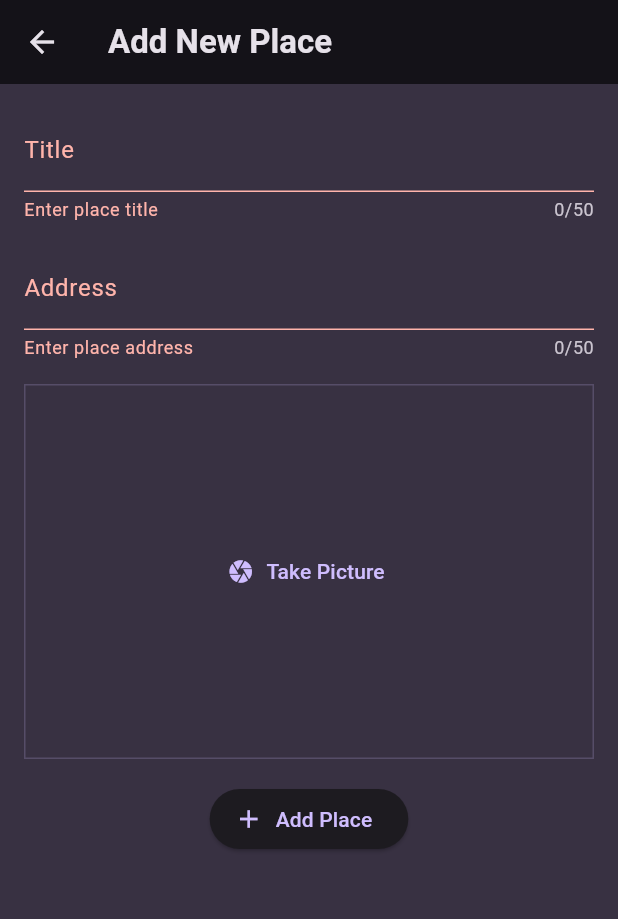
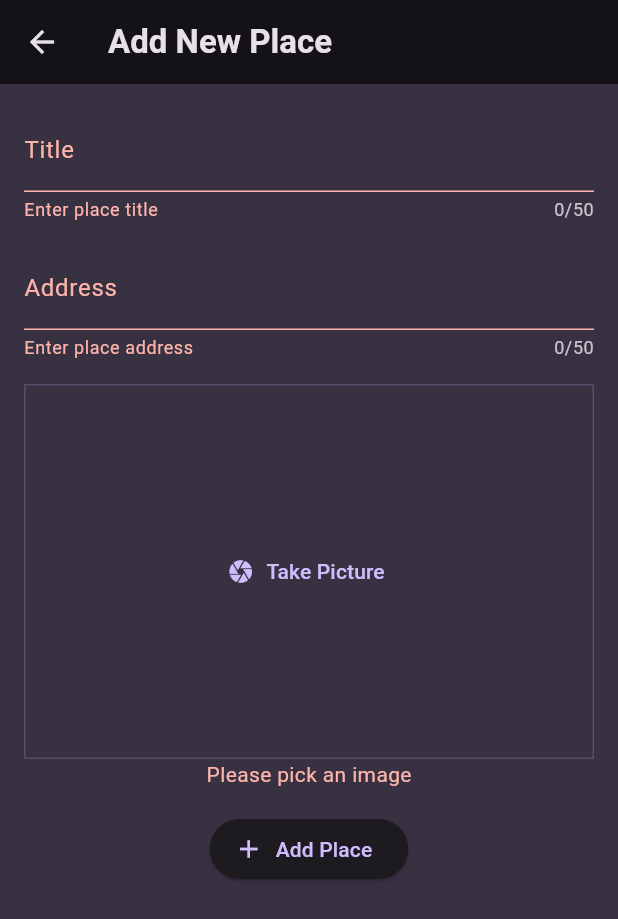
Before and after one commit to lcd11001/flutter-favorite-places, a Flutter app: the NewPlaceScreen screen opened directly, after a tap on "Add Place", on a phone screen of 412 x 824 dp. Shown: the top 919 px of the screen. Run offline on Flutter 3.47's test engine with Material 3 defaults, Android fonts, the phone set to English and light mode, and no system bars; our stand-ins replace cached_network_image, flutter_riverpod, freezed_annotation, google_fonts, image_picker, riverpod_annotation and 1 more; generated files the repository leaves out were written again; network calls fail.

Commit message:
+ image form input

```diff
--- a/lib/screens/new_place_screen.dart
+++ b/lib/screens/new_place_screen.dart
@@ -1,10 +1,12 @@
+import 'dart:io';
+
 import 'package:flutter/material.dart';
 import 'package:flutter_riverpod/flutter_riverpod.dart';
 
 import 'package:favorite_places/models/place.dart';
 import 'package:favorite_places/providers/places_provider.dart';
 
-import 'package:favorite_places/widgets/image_input.dart';
+import 'package:favorite_places/widgets/image_form_input.dart';
 import 'package:favorite_places/widgets/place_text_field.dart';
 
 class NewPlaceScreen extends ConsumerStatefulWidget {
@@ -18,6 +20,7 @@ class _NewPlaceScreenState extends ConsumerState<NewPlaceScreen> {
   final _formKey = GlobalKey<FormState>();
   final _titleController = TextEditingController();
   final _addressController = TextEditingController();
+  File? _pickedImage;
   bool _isSaving = false;
 
   @override
@@ -54,7 +57,17 @@ class _NewPlaceScreenState extends ConsumerState<NewPlaceScreen> {
                   maxLength: 50,
                 ),
                 const SizedBox(height: 16),
-                ImageInput(),
+                ImageFormInput(
+                  onPickedImage: (image) {
+                    _pickedImage = image;
+                  },
+                  validator: (image) {
+                    if (image == null) {
+                      return 'Please pick an image';
+                    }
+                    return null;
+                  },
+                ),
                 const SizedBox(height: 16),
                 ElevatedButton.icon(
                   icon: _isSaving
--- /dev/null
+++ b/lib/widgets/image_form_input.dart
@@ -0,0 +1,43 @@
+import 'dart:io';
+
+import 'package:favorite_places/widgets/image_input.dart';
+import 'package:flutter/material.dart';
+
+class ImageFormInput extends FormField<File> {
+  final void Function(File pickedImage) onPickedImage;
+
+  ImageFormInput({
+    super.key,
+    super.validator,
+    super.onSaved,
+    super.restorationId,
+    required this.onPickedImage,
+  }) : super(
+          initialValue: null,
+          enabled: true,
+          autovalidateMode: AutovalidateMode.disabled,
+          builder: (FormFieldState<File> state) {
+            final textTheme = Theme.of(state.context).textTheme;
+            final colorScheme = Theme.of(state.context).colorScheme;
+            debugPrint('ImageFormInput state: ${state.hasError}');
+
+            return Column(
+              children: [
+                ImageInput(
+                  onPickedImage: (image) {
+                    state.didChange(image);
+                    onPickedImage(image);
+                  },
+                ),
+                if (state.hasError)
+                  Text(
+                    state.errorText!,
+                    style: textTheme.bodyMedium!.copyWith(
+                      color: colorScheme.error,
+                    ),
+                  ),
+              ],
+            );
+          },
+        );
+}
--- a/lib/widgets/image_input.dart
+++ b/lib/widgets/image_input.dart
@@ -1,10 +1,13 @@
 import 'dart:io';
 
+import 'package:flutter/foundation.dart';
 import 'package:flutter/material.dart';
 import 'package:image_picker/image_picker.dart';
 
 class ImageInput extends StatefulWidget {
-  const ImageInput({super.key});
+  final void Function(File image) onPickedImage;
+
+  const ImageInput({super.key, required this.onPickedImage});
 
   @override
   State<StatefulWidget> createState() => _ImageInputState();
@@ -24,9 +27,13 @@ class _ImageInputState extends State<ImageInput> {
       return;
     }
 
+    debugPrint('Image path: ${imageFile.path}');
+
     setState(() {
       _selectedImage = File(imageFile.path);
     });
+
+    widget.onPickedImage(_selectedImage!);
   }
 
   @override
```
